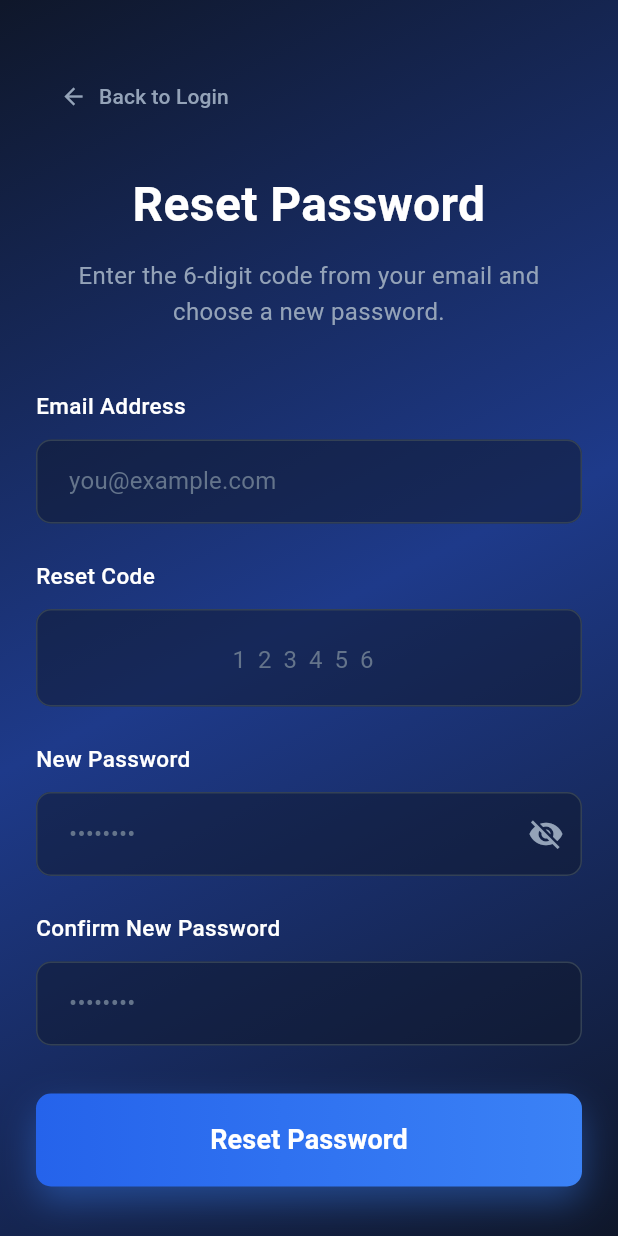
After one commit to jschultz1027/wie-mobile, a Flutter app: the ResetPasswordScreen screen opened directly, on a phone screen of 412 x 824 dp. The commit adds this screen. Run offline on Flutter 3.47's test engine with Material 3 defaults, Android fonts, the phone set to English and light mode, and no system bars; drawn by our look-alikes of toastification; our stand-ins replace chewie, fl_chart, geolocator, image_picker, shared_preferences, table_calendar and 1 more; accounts and stored records are empty.

Commit message:
Forgot password for mobile

```diff
--- a/lib/config/app_config.dart
+++ b/lib/config/app_config.dart
@@ -7,6 +7,8 @@ class AppConfig {
   static const String loginEndpoint = '/api/auth/login';
   static const String registerEndpoint = '/api/auth/register';
   static const String profileEndpoint = '/api/auth/me';
+  static const String forgotPasswordEndpoint = '/api/auth/forgot-password';
+  static const String resetPasswordEndpoint = '/api/auth/reset-password';
 
   // Storage Keys
   static const String tokenKey = 'auth_token';
--- /dev/null
+++ b/lib/screens/auth/reset_password_screen.dart
@@ -0,0 +1,326 @@
+import 'package:flutter/material.dart';
+import 'package:flutter/services.dart';
+import '../../config/app_colors.dart';
+import '../../services/auth_service.dart';
+import '../../utils/app_notification.dart';
+import 'forgot_password_screen.dart';
+import 'login_screen.dart';
+
+class ResetPasswordScreen extends StatefulWidget {
+  final String? initialEmail;
+
+  const ResetPasswordScreen({super.key, this.initialEmail});
+
+  @override
+  State<ResetPasswordScreen> createState() => _ResetPasswordScreenState();
+}
+
+class _ResetPasswordScreenState extends State<ResetPasswordScreen> {
+  final _formKey = GlobalKey<FormState>();
+  late final TextEditingController _emailController;
+  final _codeController = TextEditingController();
+  final _passwordController = TextEditingController();
+  final _confirmPasswordController = TextEditingController();
+  bool _obscurePassword = true;
+  bool _loading = false;
+
+  @override
+  void initState() {
+    super.initState();
+    _emailController = TextEditingController(text: widget.initialEmail ?? '');
+  }
+
+  @override
+  void dispose() {
+    _emailController.dispose();
+    _codeController.dispose();
+    _passwordController.dispose();
+    _confirmPasswordController.dispose();
+    super.dispose();
+  }
+
+  InputDecoration _fieldDecoration(String hint, {Widget? suffixIcon}) {
+    return InputDecoration(
+      hintText: hint,
+      hintStyle: TextStyle(color: AppColors.textMuted, fontSize: 16),
+      filled: true,
+      fillColor: AppColors.slate900.withOpacity(0.5),
+      border: OutlineInputBorder(
+        borderRadius: BorderRadius.circular(10),
+        borderSide: BorderSide(color: AppColors.borderLight, width: 1),
+      ),
+      enabledBorder: OutlineInputBorder(
+        borderRadius: BorderRadius.circular(10),
+        borderSide: BorderSide(color: AppColors.borderLight, width: 1),
+      ),
+      focusedBorder: OutlineInputBorder(
+        borderRadius: BorderRadius.circular(10),
+        borderSide: BorderSide(color: AppColors.blue500, width: 2),
+      ),
+      contentPadding: EdgeInsets.symmetric(horizontal: 18, vertical: 16),
+      suffixIcon: suffixIcon,
+    );
+  }
+
+  Future<void> _handleSubmit() async {
+    if (!_formKey.currentState!.validate()) return;
+
+    if (_passwordController.text != _confirmPasswordController.text) {
+      AppNotification.error(context, 'Passwords do not match');
+      return;
+    }
+
+    setState(() => _loading = true);
+    try {
+      final message = await AuthService().resetPassword(
+        email: _emailController.text.trim(),
+        code: _codeController.text.trim(),
+        newPassword: _passwordController.text,
+      );
+      if (!mounted) return;
+
+      AppNotification.success(context, message);
+      Navigator.of(context).pushAndRemoveUntil(
+        MaterialPageRoute(builder: (_) => const LoginScreen()),
+        (_) => false,
+      );
+    } catch (e) {
+      if (!mounted) return;
+      AppNotification.error(context, e.toString().replaceFirst('Exception: ', ''));
+    } finally {
+      if (mounted) setState(() => _loading = false);
+    }
+  }
+
+  Future<void> _handleResend() async {
+    if (_emailController.text.trim().isEmpty) {
+      AppNotification.error(context, 'Please enter your email first');
+      return;
+    }
+
+    setState(() => _loading = true);
+    try {
+      final message = await AuthService().forgotPassword(_emailController.text.trim());
+      if (!mounted) return;
+      AppNotification.success(context, message);
+    } catch (e) {
+      if (!mounted) return;
+      AppNotification.error(context, e.toString().replaceFirst('Exception: ', ''));
+    } finally {
+      if (mounted) setState(() => _loading = false);
+    }
+  }
+
+  @override
+  Widget build(BuildContext context) {
+    return Scaffold(
+      body: Container(
+        width: double.infinity,
+        height: double.infinity,
+        decoration: BoxDecoration(gradient: AppColors.primaryGradient),
+        child: SafeArea(
+          child: SingleChildScrollView(
+            padding: const EdgeInsets.symmetric(horizontal: 24, vertical: 40),
+            child: Column(
+              crossAxisAlignment: CrossAxisAlignment.stretch,
+              children: [
+                Align(
+                  alignment: Alignment.centerLeft,
+                  child: TextButton.icon(
+                    onPressed: () => Navigator.of(context).pushReplacement(
+                      MaterialPageRoute(builder: (_) => const LoginScreen()),
+                    ),
+                    icon: Icon(Icons.arrow_back, color: AppColors.textSecondary),
+                    label: Text(
+                      'Back to Login',
+                      style: TextStyle(color: AppColors.textSecondary),
+                    ),
+                  ),
+                ),
+                SizedBox(height: 24),
+                Text(
+                  'Reset Password',
+                  style: TextStyle(
+                    fontSize: 32,
+                    fontWeight: FontWeight.bold,
+                    color: Colors.white,
+                  ),
+                  textAlign: TextAlign.center,
+                ),
+                SizedBox(height: 12),
+                Text(
+                  'Enter the 6-digit code from your email and choose a new password.',
+                  style: TextStyle(fontSize: 16, color: AppColors.textSecondary),
+                  textAlign: TextAlign.center,
+                ),
+                SizedBox(height: 40),
+                Form(
+                  key: _formKey,
+                  child: Column(
+                    crossAxisAlignment: CrossAxisAlignment.stretch,
+                    children: [
+                      _label('Email Address'),
+                      SizedBox(height: 10),
+                      TextFormField(
+                        controller: _emailController,
+                        keyboardType: TextInputType.emailAddress,
+                        style: TextStyle(color: Colors.white, fontSize: 16),
+                        decoration: _fieldDecoration('you@example.com'),
+                        validator: (value) {
+                          if (value == null || value.isEmpty || !value.contains('@')) {
+                            return 'Please enter a valid email';
+                          }
+                          return null;
+                        },
+                      ),
+                      SizedBox(height: 24),
+                      _label('Reset Code'),
+                      SizedBox(height: 10),
+                      TextFormField(
+                        controller: _codeController,
+                        keyboardType: TextInputType.number,
+                        inputFormatters: [
+                          FilteringTextInputFormatter.digitsOnly,
+                          LengthLimitingTextInputFormatter(6),
+                        ],
+                        textAlign: TextAlign.center,
+                        style: TextStyle(
+                          color: Colors.white,
+                          fontSize: 22,
+                          letterSpacing: 8,
+                        ),
+                        decoration: _fieldDecoration('123456'),
+                        validator: (value) {
+                          if (value == null || value.length != 6) {
+                            return 'Enter the 6-digit code';
+                          }
+                          return null;
+                        },
+                      ),
+                      SizedBox(height: 24),
+                      _label('New Password'),
+                      SizedBox(height: 10),
+                      TextFormField(
+                        controller: _passwordController,
+                        obscureText: _obscurePassword,
+                        style: TextStyle(color: Colors.white, fontSize: 16),
+                        decoration: _fieldDecoration(
+                          '••••••••',
+                          suffixIcon: IconButton(
+                            icon: Icon(
+                              _obscurePassword ? Icons.visibility_off : Icons.visibility,
+                              color: AppColors.textSecondary,
+                            ),
+                            onPressed: () => setState(() => _obscurePassword = !_obscurePassword),
+                          ),
+                        ),
+                        validator: (value) {
+                          if (value == null || value.length < 6) {
+                            return 'Password must be at least 6 characters';
+                          }
+                          return null;
+                        },
+                      ),
+                      SizedBox(height: 24),
+                      _label('Confirm New Password'),
+                      SizedBox(height: 10),
+                      TextFormField(
+                        controller: _confirmPasswordController,
+                        obscureText: _obscurePassword,
+                        style: TextStyle(color: Colors.white, fontSize: 16),
+                        decoration: _fieldDecoration('••••••••'),
+                        validator: (value) {
+                          if (value == null || value.isEmpty) {
+                            return 'Please confirm your password';
+                          }
+                          return null;
+                        },
+                      ),
+                      SizedBox(height: 32),
+                      Container(
+                        decoration: BoxDecoration(
+                          gradient: LinearGradient(
+                            colors: [Color(0xFF2563EB), AppColors.blue500],
+                          ),
+                          borderRadius: BorderRadius.circular(10),
+                          boxShadow: [AppColors.blueShadow()],
+                        ),
+                        child: ElevatedButton(
+                          onPressed: _loading ? null : _handleSubmit,
+                          style: ElevatedButton.styleFrom(
+                            backgroundColor: Colors.transparent,
+                            shadowColor: Colors.transparent,
+                            padding: EdgeInsets.symmetric(vertical: 18),
+                            shape: RoundedRectangleBorder(
+                              borderRadius: BorderRadius.circular(10),
+                            ),
+                          ),
+                          child: _loading
+                              ? SizedBox(
+                                  height: 24,
+                                  width: 24,
+                                  child: CircularProgressIndicator(
+                                    strokeWidth: 3,
+                                    valueColor: AlwaysStoppedAnimation(Colors.white),
+                                  ),
+                                )
+                              : Text(
+                                  'Reset Password',
+                                  style: TextStyle(
+                                    fontSize: 18,
+                                    fontWeight: FontWeight.w600,
+                                    color: Colors.white,
+                                  ),
+                                ),
+                        ),
+                      ),
+                    ],
+                  ),
+                ),
+                SizedBox(height: 24),
+                Row(
+                  mainAxisAlignment: MainAxisAlignment.spaceBetween,
+                  children: [
+                    Text(
+                      'Didn\'t receive a code?',
+                      style: TextStyle(color: AppColors.textSecondary, fontSize: 14),
+                    ),
+                    TextButton(
+                      onPressed: _loading ? null : _handleResend,
+                      child: Text(
+                        'Resend code',
+                        style: TextStyle(color: Color(0xFF60A5FA), fontWeight: FontWeight.w500),
+                      ),
+                    ),
+                  ],
+                ),
+                Center(
+                  child: TextButton(
+                    onPressed: () => Navigator.of(context).pushReplacement(
+                      MaterialPageRoute(builder: (_) => const ForgotPasswordScreen()),
+                    ),
+                    child: Text(
+                      'Request a new code',
+                      style: TextStyle(color: Color(0xFF60A5FA), fontWeight: FontWeight.w500),
+                    ),
+                  ),
+                ),
+              ],
+            ),
+          ),
+        ),
+      ),
+    );
+  }
+
+  Widget _label(String text) {
+    return Text(
+      text,
+      style: TextStyle(
+        fontSize: 15,
+        fontWeight: FontWeight.w500,
+        color: Colors.white,
+      ),
+    );
+  }
+}
--- a/lib/services/auth_service.dart
+++ b/lib/services/auth_service.dart
@@ -128,6 +128,46 @@ class AuthService {
     await _storage.clearAll();
   }
 
+  /// Request a 6-digit password reset code (always returns generic success message).
+  Future<String> forgotPassword(String email) async {
+    final response = await _api.post(
+      AppConfig.forgotPasswordEndpoint,
+      body: {'email': email.trim()},
+      includeAuth: false,
+    );
+
+    if (response.statusCode == 200) {
+      final data = jsonDecode(response.body) as Map<String, dynamic>;
+      return data['message'] as String? ??
+          'If an account exists with that email, a reset code has been sent.';
+    }
+    throw Exception(_api.getErrorMessage(response));
+  }
+
+  /// Reset password using email, 6-digit code, and new password.
+  Future<String> resetPassword({
+    required String email,
+    required String code,
+    required String newPassword,
+  }) async {
+    final response = await _api.post(
+      AppConfig.resetPasswordEndpoint,
+      body: {
+        'email': email.trim(),
+        'code': code,
+        'new_password': newPassword,
+      },
+      includeAuth: false,
+    );
+
+    if (response.statusCode == 200) {
+      final data = jsonDecode(response.body) as Map<String, dynamic>;
+      return data['message'] as String? ??
+          'Password reset successfully. You can now log in.';
+    }
+    throw Exception(_api.getErrorMessage(response));
+  }
+
   // Check if logged in
   bool isLoggedIn() {
     return _storage.isLoggedIn();
```
Also changed, not shown: lib/screens/auth/forgot_password_screen.dart (added, +192 -0 lines), lib/screens/auth/login_screen.dart (+25 -0 lines).
